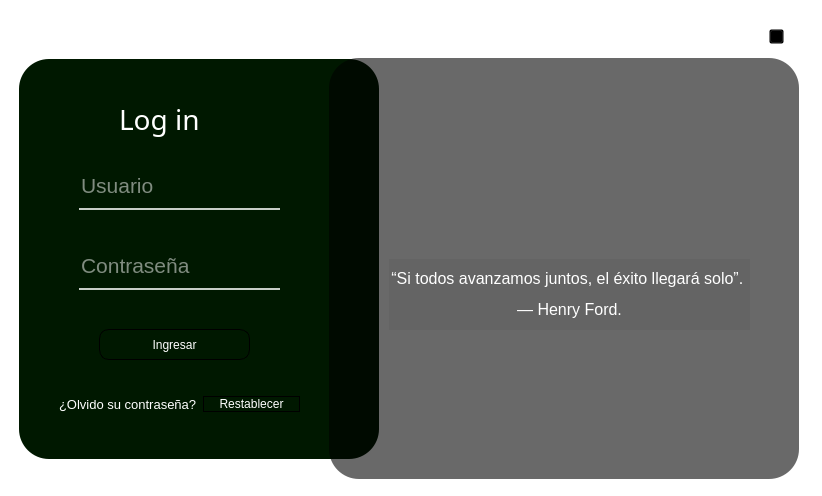
Old version of the form Resource/Views/login2.ui in the repository Jpalacio98/Tzedaka.
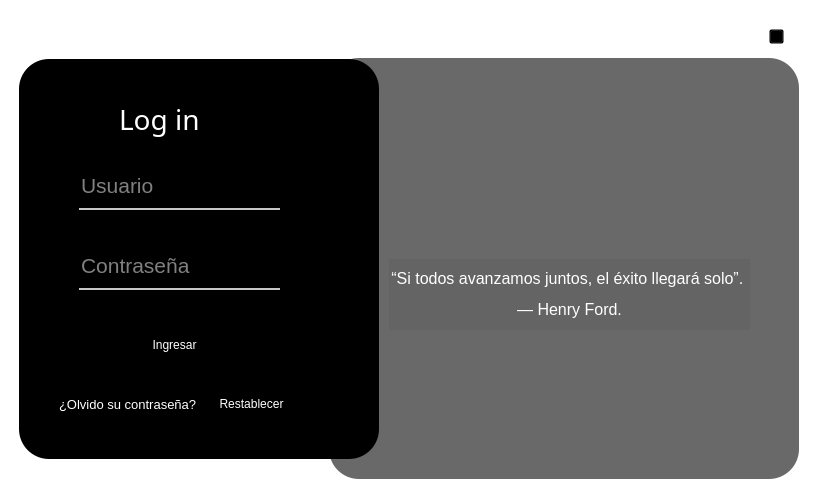
New version of the form. Icons and pictures are not drawn.

```diff
--- a/Resource/Views/login2.ui
+++ b/Resource/Views/login2.ui
@@ -37,7 +37,7 @@
         </size>
        </property>
        <property name="styleSheet">
-        <string notr="true">background-color: rgb(0, 24, 0);
+        <string notr="true">background-color: rgb(0, 0, 0);
 border-bottom-left-radius: 30px;
 border-bottom-right-radius: 30px;
 border-top-left-radius: 30px;
@@ -181,7 +181,7 @@
          <bool>false</bool>
         </property>
        </widget>
-       <widget class="QWidget" name="">
+       <widget class="QWidget" name="layoutWidget">
         <property name="geometry">
          <rect>
           <x>40</x>
@@ -366,7 +366,7 @@
         <string/>
        </property>
       </widget>
-      <widget class="QWidget" name="">
+      <widget class="QWidget" name="layoutWidget">
        <property name="geometry">
         <rect>
          <x>350</x>
```
Left out of the diff: 5 changed lines with no effect on the pictures.
